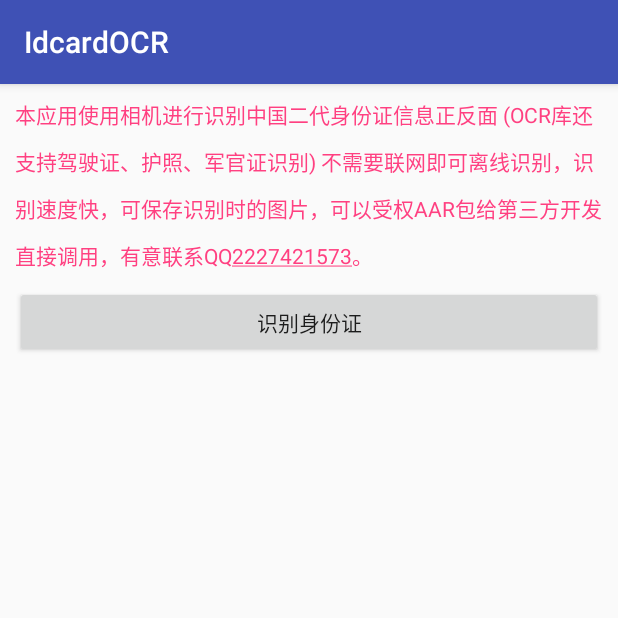
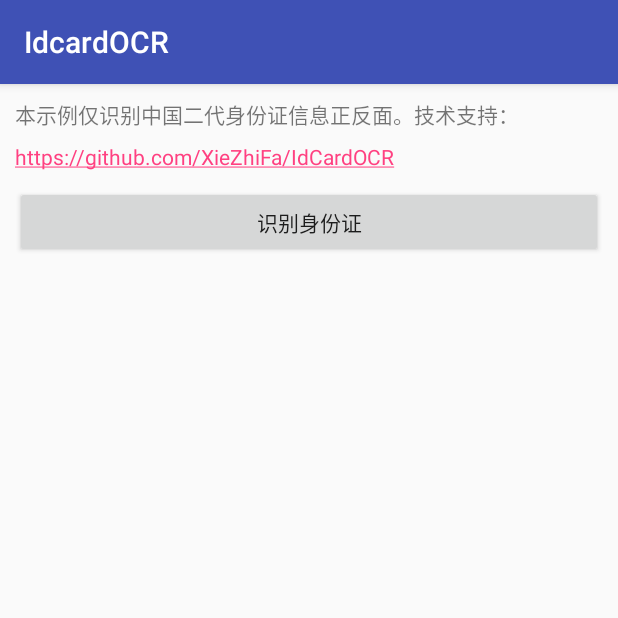
Before and after one commit to manhan9100/IdCardOCR, an Android app: the screen it shows after launch (MainActivity), on a phone screen of 412 x 824 dp, the top half of it. Run offline under Robolectric (Android 15) with nearby library versions, the phone set to English and light mode, and no system bars; our stand-ins replace data binding; libraries missing offline, so code that uses them is left out: com.msd.ocr; 1 statement that could not run was skipped.

Commit message:
增加示例apk

```diff
--- a/app/src/main/res/layout/activity_main.xml
+++ b/app/src/main/res/layout/activity_main.xml
@@ -16,8 +16,7 @@
             android:layout_height="wrap_content"
             android:autoLink="all"
             android:lineSpacingMultiplier="1.5"
-            android:text="本应用使用相机进行识别中国二代身份证信息正反面 (OCR库还支持驾驶证、护照、军官证识别) 不需要联网即可离线识别，识别速度快，可保存识别时的图片，可以受权AAR包给第三方开发直接调用，有意联系QQ2227421573。"
-            android:textColor="@color/colorAccent"
+            android:text="本示例仅识别中国二代身份证信息正反面。技术支持：https://github.com/XieZhiFa/IdCardOCR"
             android:textIsSelectable="true"/>
 
         <Button
```
Also changed, not shown: 1 other file.
